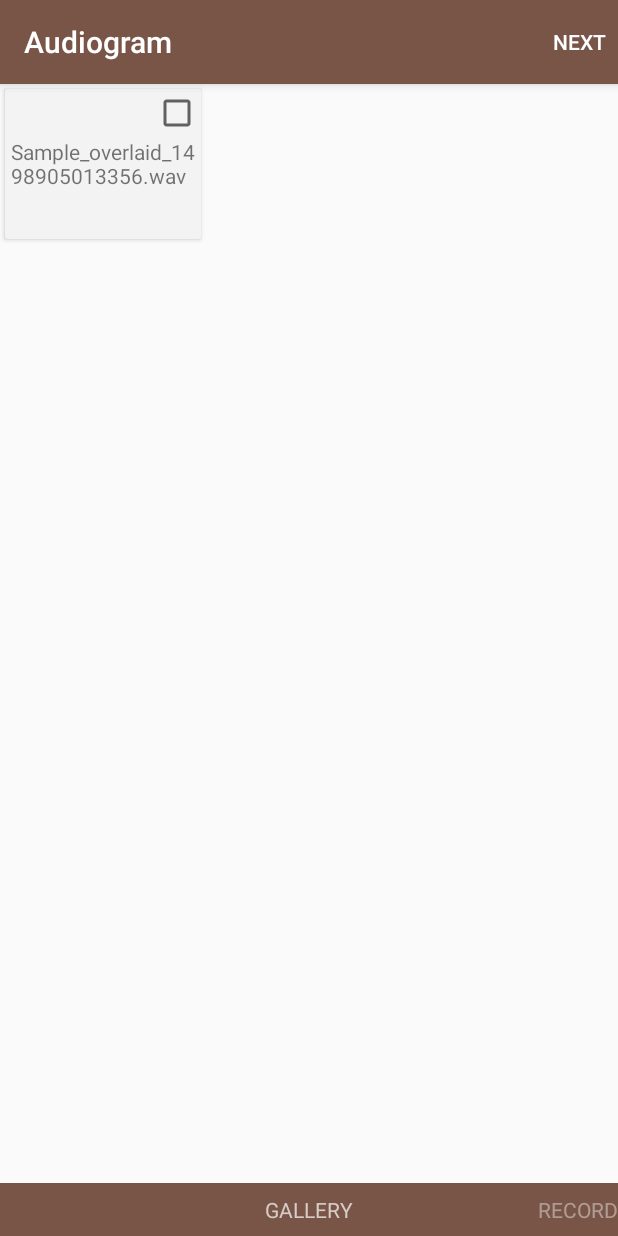
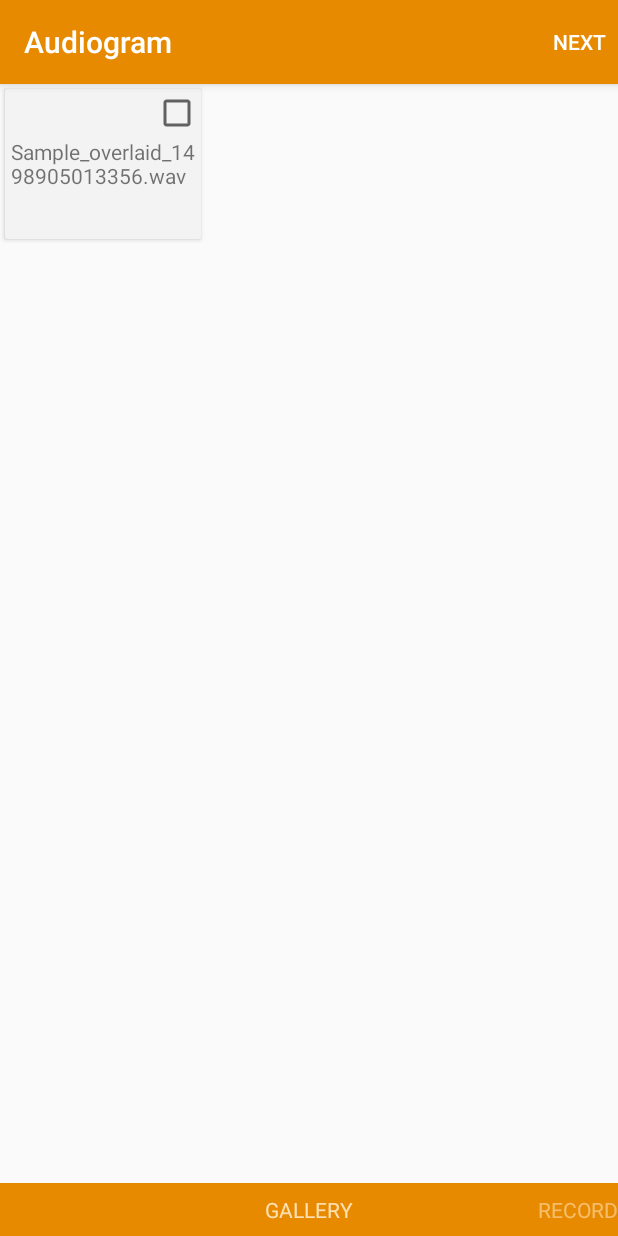
Before and after one commit to mmekhtiev/Audiogram, an Android app: the fragment GalleryFragment placed in its activity, on a phone screen of 412 x 824 dp. Run offline under Robolectric (Android 15) with nearby library versions, the light colour scheme and no system bars; our stand-ins replace ButterKnife.

Commit message:
transfer tracks to composition

```diff
--- a/app/src/main/java/com/team/mera/audiogram/screens/composition/CompositionFragment.java
+++ b/app/src/main/java/com/team/mera/audiogram/screens/composition/CompositionFragment.java
@@ -139,7 +139,9 @@ public class CompositionFragment extends BasePermissionFragment implements Track
     @Override
     public void onSuccess(Track track) {
         if (track != null) {
-            mProgress.setVisibility(View.GONE);
+            if (mProgress != null) {
+                mProgress.setVisibility(View.GONE);
+            }
             mAdapter.add(track);
         }
     }
--- a/app/src/main/res/values/colors.xml
+++ b/app/src/main/res/values/colors.xml
@@ -1,11 +1,14 @@
 <?xml version="1.0" encoding="utf-8"?>
 <resources>
-    <color name="primary">#795548</color>
-    <color name="primary_dark">#5D4037</color>
-    <color name="primary_light">#D7CCC8</color>
-    <color name="accent">#FF5722</color>
+    <color name="primary">#e78a00</color>
+    <color name="primary_dark">#d66c00</color>
+    <color name="primary_light">#FFE0B2</color>
+    <color name="accent">#d66c00</color>
     <color name="primary_text">#212121</color>
     <color name="secondary_text">#757575</color>
     <color name="icons">#FFFFFF</color>
     <color name="divider">#BDBDBD</color>
+
+
+
 </resources>
```
Also changed, not shown: app/src/main/java/com/team/mera/audiogram/PreviewScreenAdapter.java (+0 -12 lines), app/src/main/java/com/team/mera/audiogram/screens/main/MainActivity.java (+1 -16 lines).
